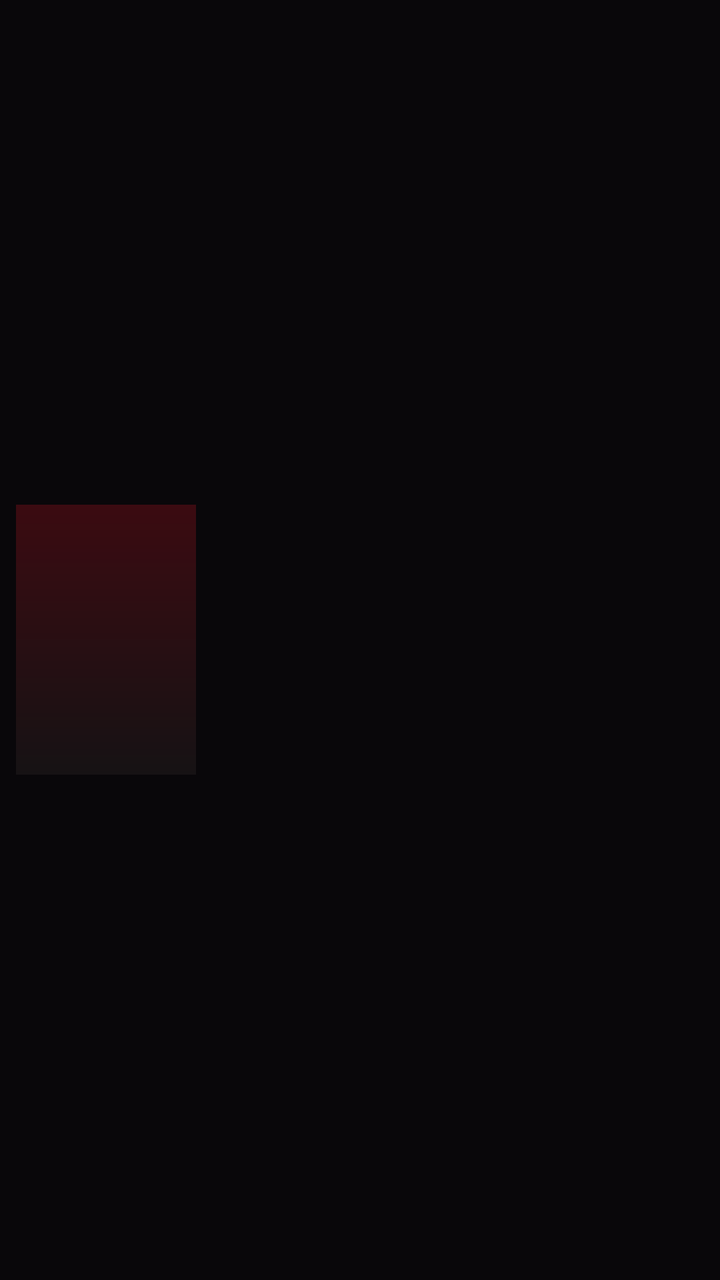
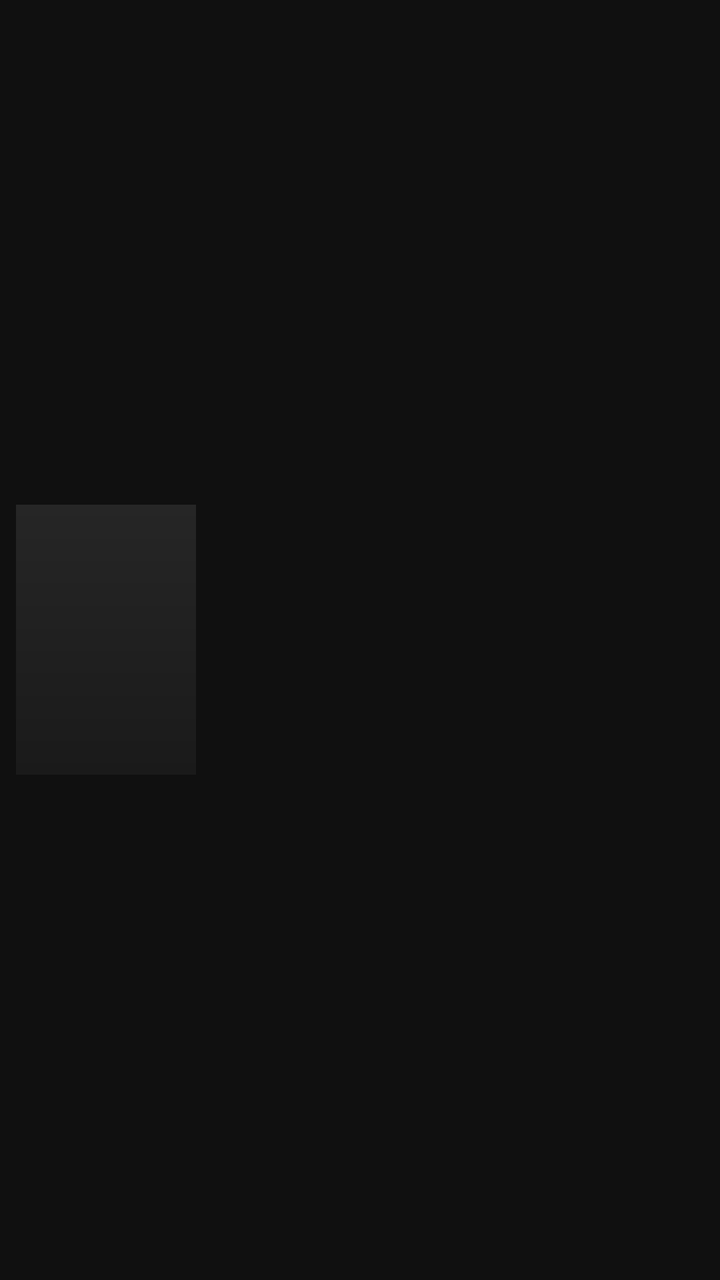

Screens rendered from an Android XML layout before and after an edit, with the pre-edit source and the edit as a unified diff.
<!-- AndroidManifest.xml: application theme AppTheme -->
<!-- res/layout/item_continue.xml -->
<?xml version="1.0" encoding="utf-8"?>
<LinearLayout xmlns:android="http://schemas.android.com/apk/res/android"
    android:layout_width="match_parent"
    android:layout_height="wrap_content"
    android:gravity="center_vertical"
    android:orientation="horizontal"
    android:padding="8dp">

    <ImageView
        android:id="@+id/iv_cover"
        android:layout_width="90dp"
        android:layout_height="135dp"
        android:background="@drawable/bg_poster"
        android:contentDescription="Capa"
        android:scaleType="centerCrop" />

    <LinearLayout
        android:layout_width="0dp"
        android:layout_height="wrap_content"
        android:layout_marginStart="16dp"
        android:layout_weight="1"
        android:orientation="vertical">

        <TextView
            android:id="@+id/tv_name"
            android:layout_width="match_parent"
            android:layout_height="wrap_content"
            android:ellipsize="end"
            android:maxLines="2"
            android:textColor="#FFFFFF"
            android:textSize="26sp"
            android:textStyle="bold" />

        <TextView
            android:id="@+id/tv_pos"
            android:layout_width="match_parent"
            android:layout_height="wrap_content"
            android:layout_marginTop="4dp"
            android:textColor="#A99FA3"
            android:textSize="20sp" />
    </LinearLayout>
</LinearLayout>
<!-- resources referenced by this layout -->
<resources>
  <!-- drawable bg_poster (drawable) -->
  <?xml version="1.0" encoding="utf-8"?>
  <shape xmlns:android="http://schemas.android.com/apk/res/android" android:shape="rectangle">
      <gradient android:type="linear" android:angle="270" android:startColor="#3B0B11" android:endColor="#161214" />
  </shape>
  <style name="AppTheme" parent="android:Theme.Material.NoActionBar">
          <item name="android:windowBackground">#09070A</item>
      </style>
</resources>

<!-- the commit's change to res/layout/item_continue.xml (unified diff, before → after) -->
@@ -36,7 +36,7 @@
             android:layout_width="match_parent"
             android:layout_height="wrap_content"
             android:layout_marginTop="4dp"
-            android:textColor="#A99FA3"
+            android:textColor="#A6A6A6"
             android:textSize="20sp" />
     </LinearLayout>
 </LinearLayout>
<!-- resource entries referenced after the edit -->
@@ -3,10 +3,10 @@
   <!-- drawable bg_poster (drawable) -->
   <?xml version="1.0" encoding="utf-8"?>
   <shape xmlns:android="http://schemas.android.com/apk/res/android" android:shape="rectangle">
-      <gradient android:type="linear" android:angle="270" android:startColor="#3B0B11" android:endColor="#161214" />
+      <gradient android:type="linear" android:angle="270" android:startColor="#262626" android:endColor="#1A1A1A" />
   </shape>
   <style name="AppTheme" parent="android:Theme.Material.NoActionBar">
-          <item name="android:windowBackground">#09070A</item>
+          <item name="android:windowBackground">#101010</item>
       </style>
 </resources>
 
